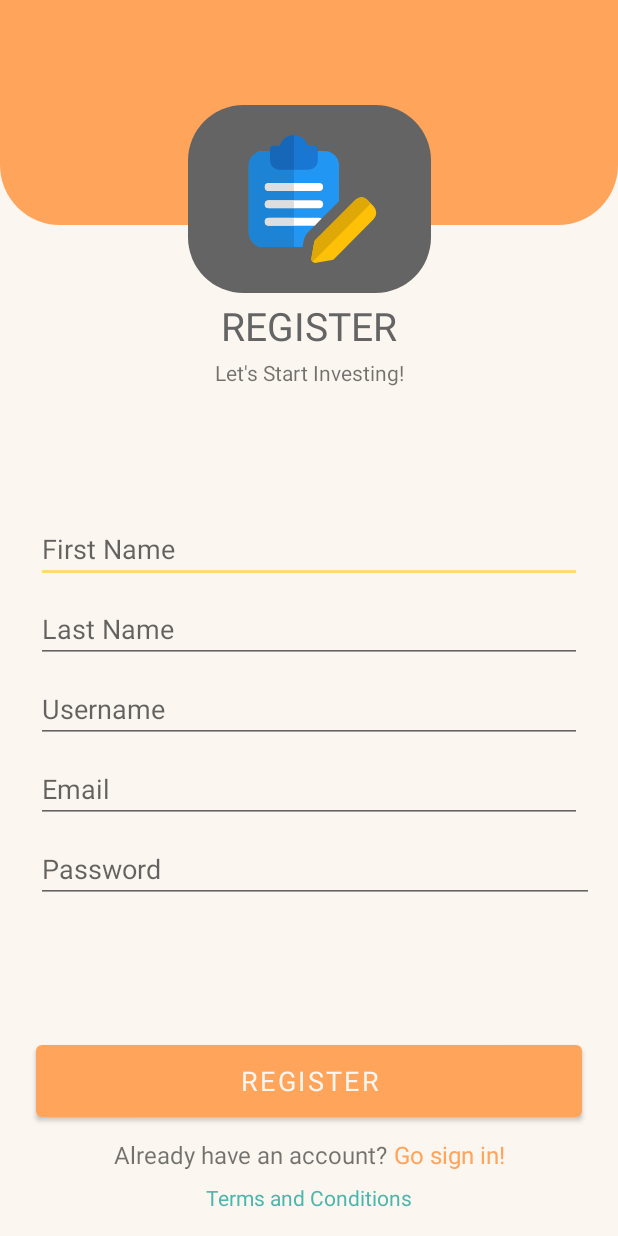
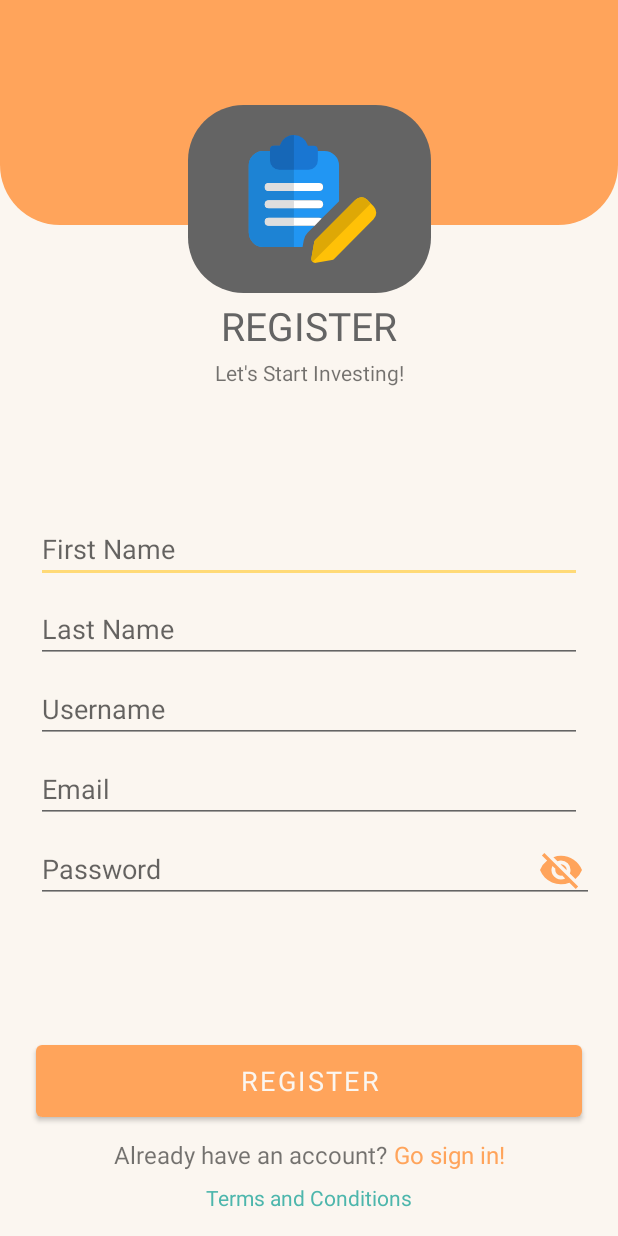
Before and after one commit to yahyaf17/gold-market-kotlin, an Android app: the RegisterActivity screen opened directly, with no data from a screen before it, on a phone screen of 412 x 824 dp. Run offline under Robolectric (Android 15) with nearby library versions, the phone set to English and light mode, and no system bars; Roboto replaces fonts that are not available here.

```diff
--- a/app/src/main/java/com/mandiri/goldmarket/login/RegisterActivity.kt
+++ b/app/src/main/java/com/mandiri/goldmarket/login/RegisterActivity.kt
@@ -3,9 +3,13 @@ package com.mandiri.goldmarket.login
 import androidx.appcompat.app.AppCompatActivity
 import android.os.Bundle
 import com.mandiri.goldmarket.R
+import com.mandiri.goldmarket.utils.ButtonUtils
 import kotlinx.android.synthetic.main.activity_register.*
 
 class RegisterActivity : AppCompatActivity() {
+
+    var toggleOn: Boolean = false
+
     override fun onCreate(savedInstanceState: Bundle?) {
         super.onCreate(savedInstanceState)
         setContentView(R.layout.activity_register)
@@ -13,5 +17,10 @@ class RegisterActivity : AppCompatActivity() {
         textToLogin.setOnClickListener {
             onBackPressed()
         }
+
+        showPassRegister.setOnClickListener {
+            this.toggleOn = !this.toggleOn
+            ButtonUtils.showPasswordUtils(this.toggleOn, textRegisterPassword, showPassRegister)
+        }
     }
 }
--- /dev/null
+++ b/app/src/main/res/drawable/ic_password_hidden.xml
@@ -0,0 +1,15 @@
+<vector xmlns:android="http://schemas.android.com/apk/res/android"
+    android:width="27.992dp"
+    android:height="24.17dp"
+    android:viewportWidth="27.992"
+    android:viewportHeight="24.17">
+  <path
+      android:pathData="M13.783,7.652l4.007,4.007 0.019,-0.21a3.819,3.819 0,0 0,-3.816 -3.816Z"
+      android:fillColor="#ffa45b"/>
+  <path
+      android:pathData="M13.993,5.088a6.363,6.363 0,0 1,6.36 6.36,6.262 6.262,0 0,1 -0.452,2.322l3.721,3.721a15.108,15.108 0,0 0,4.37 -6.042,15.053 15.053,0 0,0 -14,-9.541 14.877,14.877 0,0 0,-5.069 0.89l2.748,2.741A6.392,6.392 0,0 1,13.993 5.088Z"
+      android:fillColor="#ffa45b"/>
+  <path
+      android:pathData="M1.272,1.622l2.9,2.9 0.579,0.579A15.067,15.067 0,0 0,0 11.447a15.027,15.027 0,0 0,19.571 8.466l0.541,0.541 3.708,3.714 1.622,-1.616L2.894,0ZM8.307,8.647l1.965,1.965a4.031,4.031 0,0 0,-0.1 0.833,3.819 3.819,0 0,0 3.816,3.816 3.921,3.921 0,0 0,0.827 -0.1l1.965,1.965a6.258,6.258 0,0 1,-2.792 0.674A6.319,6.319 0,0 1,8.307 8.647Z"
+      android:fillColor="#ffa45b"/>
+</vector>
--- a/app/src/main/res/layout/activity_register.xml
+++ b/app/src/main/res/layout/activity_register.xml
@@ -178,14 +178,14 @@
       android:fontFamily="@font/asap_bold"
       android:hint="@string/email"
       android:inputType="textEmailAddress"
-      app:layout_constraintBottom_toTopOf="@+id/editTextTextPassword"
+      app:layout_constraintBottom_toTopOf="@+id/textRegisterPassword"
       app:layout_constraintEnd_toEndOf="parent"
       app:layout_constraintHorizontal_bias="0.5"
       app:layout_constraintStart_toStartOf="parent"
       app:layout_constraintTop_toBottomOf="@+id/textUsernameRegister" />
 
   <EditText
-      android:id="@+id/editTextTextPassword"
+      android:id="@+id/textRegisterPassword"
       android:layout_width="0dp"
       android:layout_height="wrap_content"
       android:layout_marginStart="24dp"
@@ -202,4 +202,16 @@
       app:layout_constraintStart_toStartOf="parent"
       app:layout_constraintTop_toBottomOf="@+id/textEmail" />
 
+  <ImageButton
+      android:id="@+id/showPassRegister"
+      android:layout_width="28dp"
+      android:layout_height="27dp"
+      android:layout_marginTop="2dp"
+      android:layout_marginEnd="8dp"
+      android:backgroundTint="#00FFFFFF"
+      app:layout_constraintBottom_toBottomOf="@+id/textRegisterPassword"
+      app:layout_constraintEnd_toEndOf="@+id/textRegisterPassword"
+      app:layout_constraintTop_toTopOf="@+id/textRegisterPassword"
+      app:srcCompat="@drawable/ic_password_hidden" />
+
 </androidx.constraintlayout.widget.ConstraintLayout>
```
Also changed, not shown: app/src/main/java/com/mandiri/goldmarket/login/LoginActivity.kt (+14 -0 lines), app/src/main/java/com/mandiri/goldmarket/utils/ButtonUtils.kt (added, +21 -0 lines), app/src/main/res/drawable/ic_password_visible.xml (added, +9 -0 lines), app/src/main/res/layout/activity_login.xml (+12 -0 lines).
